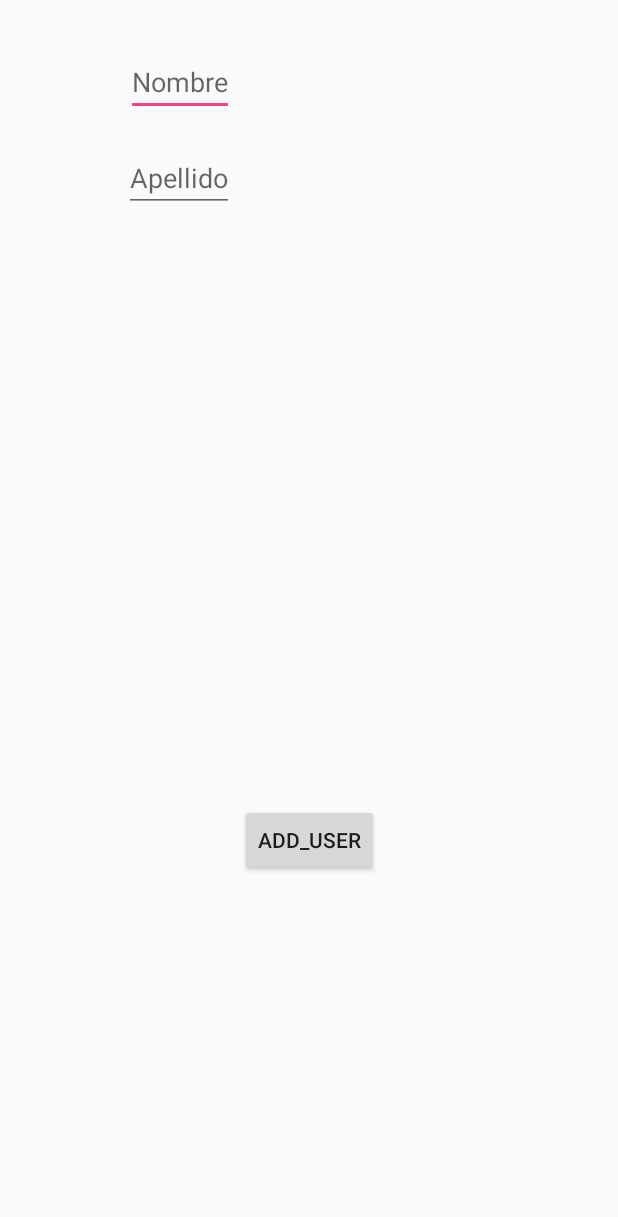
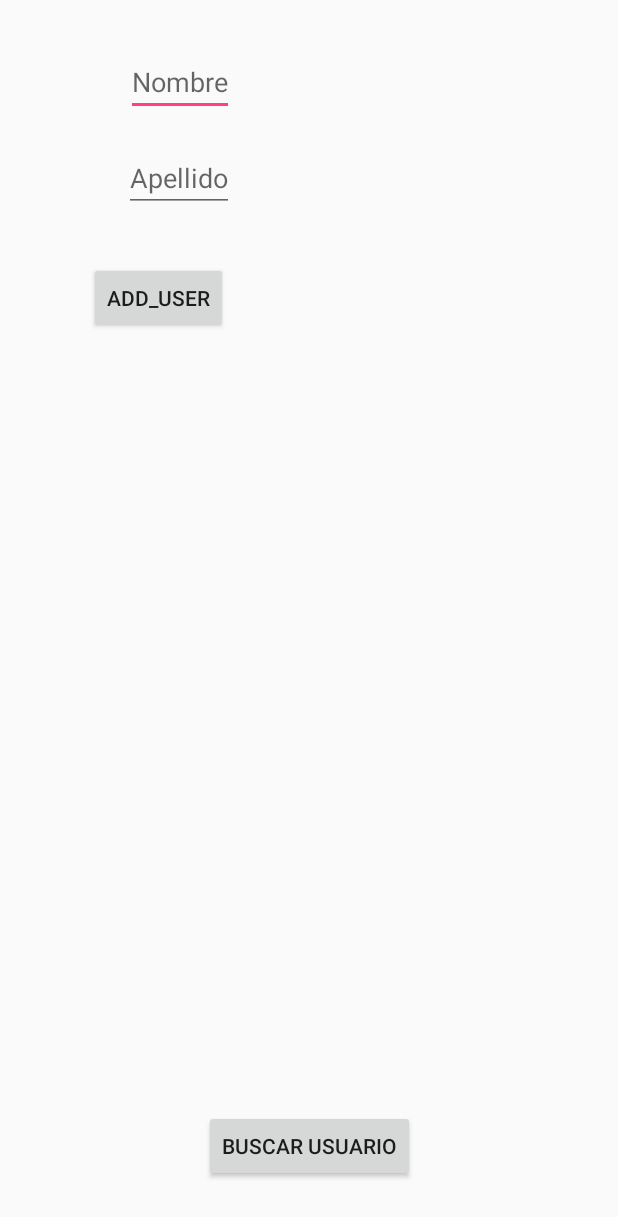
Before and after one commit to restriglio/CookieCutter, an Android app: the layout activity_main.xml on its own in the app's theme, with its tools: preview values and no code run, on a phone screen of 412 x 824 dp. Shown: the top 1217 px of the screen. Run offline under Robolectric (Android 15) with nearby library versions, the light colour scheme and no system bars.

```diff
--- a/app/src/main/java/com/example/raulstriglio/livedataroompoc/di/modules/AppModule.java
+++ b/app/src/main/java/com/example/raulstriglio/livedataroompoc/di/modules/AppModule.java
@@ -49,4 +49,9 @@ public class AppModule {
     BaseRepository provideUserRepository(UserRepository userRepository){
         return userRepository;
     }
+
+    @Provides
+    StringBuilder provideStringBuilder(StringBuilder stringBuilder){
+        return stringBuilder;
+    }
 }
--- a/app/src/main/java/com/example/raulstriglio/livedataroompoc/view/MainView.java
+++ b/app/src/main/java/com/example/raulstriglio/livedataroompoc/view/MainView.java
@@ -85,6 +85,8 @@ public class MainView extends BaseView {
             sb.append(user.name);
             sb.append(", ");
             sb.append(user.lastName);
+            sb.append(", ");
+            sb.append(user.getAddress().toString());
             sb.append("\n");
         }
 
--- a/app/src/main/res/layout/activity_main.xml
+++ b/app/src/main/res/layout/activity_main.xml
@@ -31,13 +31,17 @@
         android:id="@+id/add_user"
         android:layout_width="wrap_content"
         android:layout_height="wrap_content"
-        android:layout_marginBottom="240dp"
+        android:layout_marginBottom="8dp"
         android:layout_marginEnd="8dp"
         android:layout_marginStart="8dp"
+        android:layout_marginTop="8dp"
         android:text="add_user"
-        app:layout_constraintBottom_toBottomOf="parent"
+        app:layout_constraintBottom_toTopOf="@+id/button"
         app:layout_constraintEnd_toEndOf="parent"
-        app:layout_constraintStart_toStartOf="parent" />
+        app:layout_constraintHorizontal_bias="0.17"
+        app:layout_constraintStart_toStartOf="parent"
+        app:layout_constraintTop_toBottomOf="@+id/et_last_name"
+        app:layout_constraintVertical_bias="0.048" />
 
     <TextView
         android:id="@+id/names_list"
@@ -47,10 +51,22 @@
         android:layout_marginEnd="8dp"
         android:layout_marginStart="8dp"
         android:layout_marginTop="8dp"
-        app:layout_constraintBottom_toBottomOf="parent"
+        app:layout_constraintBottom_toTopOf="@+id/button"
         app:layout_constraintEnd_toEndOf="parent"
         app:layout_constraintHorizontal_bias="0.501"
         app:layout_constraintStart_toStartOf="parent"
         app:layout_constraintTop_toBottomOf="@+id/add_user" />
 
+    <Button
+        android:id="@+id/button"
+        android:layout_width="wrap_content"
+        android:layout_height="wrap_content"
+        android:layout_marginBottom="36dp"
+        android:layout_marginEnd="8dp"
+        android:layout_marginStart="8dp"
+        android:text="Buscar Usuario"
+        app:layout_constraintBottom_toBottomOf="parent"
+        app:layout_constraintEnd_toEndOf="parent"
+        app:layout_constraintStart_toStartOf="parent" />
+
 </android.support.constraint.ConstraintLayout>
```
Also changed, not shown: app/src/main/java/com/example/raulstriglio/livedataroompoc/SearchUserFragment.java (added, +31 -0 lines), app/src/main/java/com/example/raulstriglio/livedataroompoc/db/AppDatabase.java (+11 -3 lines), app/src/main/java/com/example/raulstriglio/livedataroompoc/db/DatabaseInitializer.java (+8 -9 lines), app/src/main/java/com/example/raulstriglio/livedataroompoc/db/dao/UserDao.java (+7 -4 lines), app/src/main/java/com/example/raulstriglio/livedataroompoc/db/entities/Address.java (added, +63 -0 lines), app/src/main/java/com/example/raulstriglio/livedataroompoc/db/entities/User.java (+31 -3 lines).
